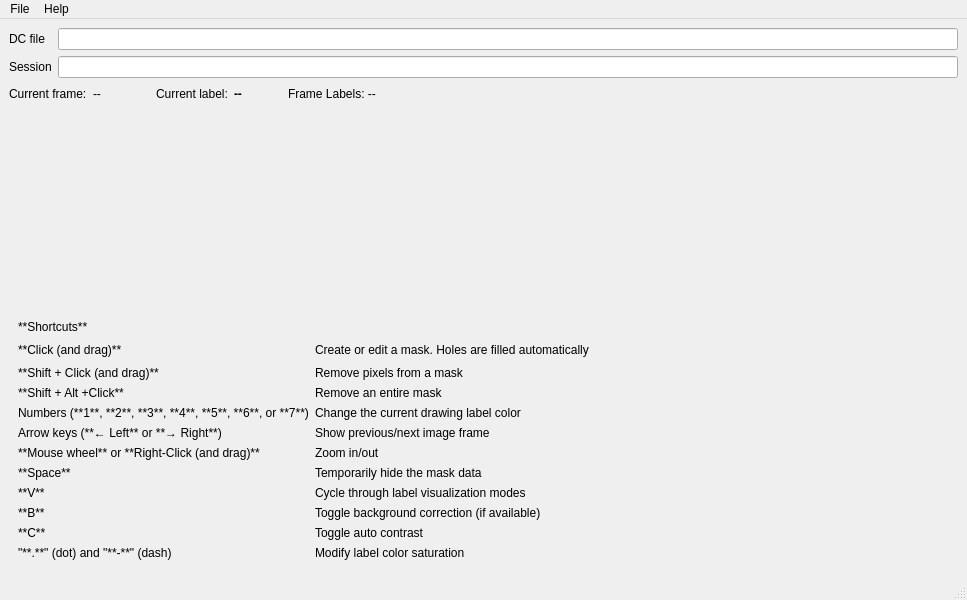
First picture: the form in ui/main.ui, repository DC-analysis/CytoPix, before the edit.
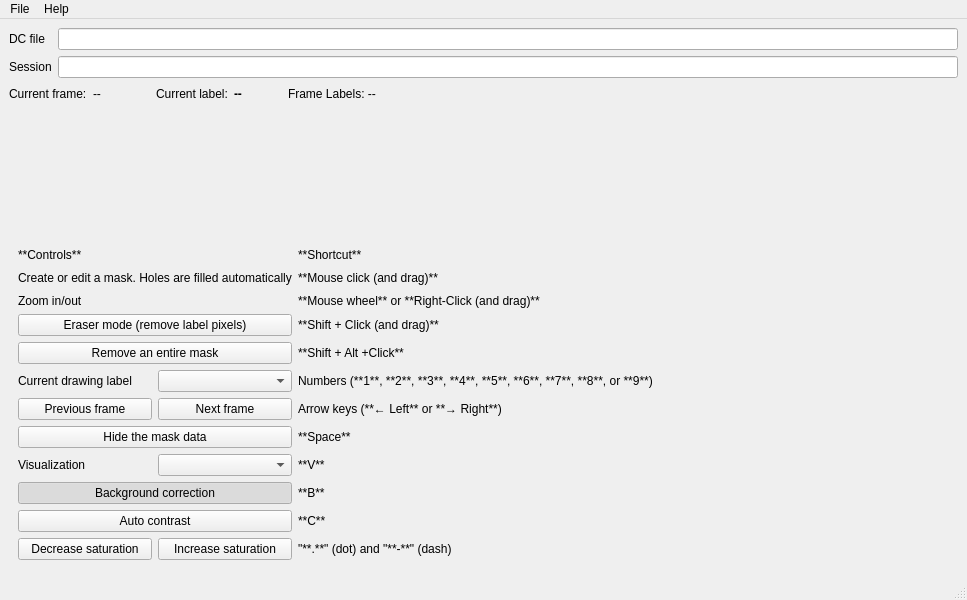
Second picture: the form after the edit. Custom widgets are drawn as their Qt base class.

Commit message: feat: add buttons for controlling annotation tools

What changed in the file:
```diff
--- a/ui/main.ui
+++ b/ui/main.ui
@@ -156,24 +156,92 @@
     <item>
      <widget class="QWidget" name="widget" native="true">
       <layout class="QGridLayout" name="gridLayout_2">
+       <item row="10" column="0">
+        <widget class="QPushButton" name="pushButton_background">
+         <property name="text">
+          <string>Background correction</string>
+         </property>
+         <property name="checkable">
+          <bool>true</bool>
+         </property>
+         <property name="checked">
+          <bool>true</bool>
+         </property>
+        </widget>
+       </item>
+       <item row="1" column="0">
+        <widget class="QLabel" name="label_7">
+         <property name="text">
+          <string>Create or edit a mask. Holes are filled automatically</string>
+         </property>
+        </widget>
+       </item>
+       <item row="6" column="0">
+        <layout class="QHBoxLayout" name="horizontalLayout_4">
+         <item>
+          <widget class="QPushButton" name="pushButton_frame_prev">
+           <property name="text">
+            <string>Previous frame</string>
+           </property>
+          </widget>
+         </item>
+         <item>
+          <widget class="QPushButton" name="pushButton_frame_next">
+           <property name="text">
+            <string>Next frame</string>
+           </property>
+          </widget>
+         </item>
+        </layout>
+       </item>
+       <item row="4" column="0">
+        <widget class="QPushButton" name="pushButton_remove_mask">
+         <property name="text">
+          <string>Remove an entire mask</string>
+         </property>
+         <property name="checkable">
+          <bool>true</bool>
+         </property>
+        </widget>
+       </item>
+       <item row="2" column="0">
+        <widget class="QLabel" name="label_15">
+         <property name="text">
+          <string>Zoom in/out</string>
+         </property>
+        </widget>
+       </item>
+       <item row="11" column="0">
+        <widget class="QPushButton" name="pushButton_autocontrast">
+         <property name="text">
+          <string>Auto contrast</string>
+         </property>
+         <property name="checkable">
+          <bool>true</bool>
+         </property>
+        </widget>
+       </item>
        <item row="5" column="1">
-        <widget class="QLabel" name="label_13">
+        <widget class="QLabel" name="label_10">
          <property name="text">
-          <string>Show previous/next image frame</string>
+          <string>Numbers (**1**, **2**, **3**, **4**, **5**, **6**, **7**, **8**, or **9**)</string>
          </property>
+         <property name="textFormat">
+          <enum>Qt::TextFormat::MarkdownText</enum>
+         </property>
         </widget>
        </item>
-       <item row="9" column="0">
-        <widget class="QLabel" name="label_20">
+       <item row="3" column="1">
+        <widget class="QLabel" name="label_4">
          <property name="text">
-          <string>**B**</string>
+          <string>**Shift + Click (and drag)**</string>
          </property>
          <property name="textFormat">
           <enum>Qt::TextFormat::MarkdownText</enum>
          </property>
         </widget>
        </item>
-       <item row="5" column="0">
+       <item row="6" column="1">
         <widget class="QLabel" name="label_12">
          <property name="text">
           <string>Arrow keys (**← Left** or **→ Right**)</string>
@@ -184,64 +252,6 @@
         </widget>
        </item>
        <item row="8" column="1">
-        <widget class="QLabel" name="label_19">
-         <property name="text">
-          <string>Cycle through label visualization modes</string>
-         </property>
-        </widget>
-       </item>
-       <item row="6" column="1">
-        <widget class="QLabel" name="label_15">
-         <property name="text">
-          <string>Zoom in/out</string>
-         </property>
-        </widget>
-       </item>
-       <item row="10" column="0">
-        <widget class="QLabel" name="label_22">
-         <property name="text">
-          <string>**C**</string>
-         </property>
-         <property name="textFormat">
-          <enum>Qt::TextFormat::MarkdownText</enum>
-         </property>
-        </widget>
-       </item>
-       <item row="3" column="0">
-        <widget class="QLabel" name="label_8">
-         <property name="text">
-          <string>**Shift + Alt +Click**</string>
-         </property>
-         <property name="textFormat">
-          <enum>Qt::TextFormat::MarkdownText</enum>
-         </property>
-        </widget>
-       </item>
-       <item row="4" column="1">
-        <widget class="QLabel" name="label_11">
-         <property name="text">
-          <string>Change the current drawing label color</string>
-         </property>
-        </widget>
-       </item>
-       <item row="10" column="1">
-        <widget class="QLabel" name="label_23">
-         <property name="text">
-          <string>Toggle auto contrast</string>
-         </property>
-        </widget>
-       </item>
-       <item row="11" column="0">
-        <widget class="QLabel" name="label_24">
-         <property name="text">
-          <string>&quot;**.**&quot; (dot) and &quot;**-**&quot; (dash)</string>
-         </property>
-         <property name="textFormat">
-          <enum>Qt::TextFormat::MarkdownText</enum>
-         </property>
-        </widget>
-       </item>
-       <item row="7" column="0">
         <widget class="QLabel" name="label_16">
          <property name="text">
           <string>**Space**</string>
@@ -251,31 +261,27 @@
          </property>
         </widget>
        </item>
-       <item row="2" column="0">
-        <widget class="QLabel" name="label_4">
+       <item row="8" column="0">
+        <widget class="QPushButton" name="pushButton_hide_mask">
          <property name="text">
-          <string>**Shift + Click (and drag)**</string>
+          <string>Hide the mask data</string>
          </property>
-         <property name="textFormat">
-          <enum>Qt::TextFormat::MarkdownText</enum>
+         <property name="checkable">
+          <bool>true</bool>
          </property>
         </widget>
        </item>
-       <item row="11" column="1">
-        <widget class="QLabel" name="label_25">
+       <item row="3" column="0">
+        <widget class="QPushButton" name="pushButton_eraser">
          <property name="text">
-          <string>Modify label color saturation</string>
+          <string>Eraser mode (remove label pixels)</string>
          </property>
-        </widget>
-       </item>
-       <item row="9" column="1">
-        <widget class="QLabel" name="label_21">
-         <property name="text">
-          <string>Toggle background correction (if available)</string>
+         <property name="checkable">
+          <bool>true</bool>
          </property>
         </widget>
        </item>
-       <item row="6" column="0">
+       <item row="2" column="1">
         <widget class="QLabel" name="label_14">
          <property name="text">
           <string>**Mouse wheel** or **Right-Click (and drag)**</string>
@@ -285,65 +291,113 @@
          </property>
         </widget>
        </item>
-       <item row="1" column="0">
-        <widget class="QLabel" name="label_6">
+       <item row="12" column="0">
+        <layout class="QHBoxLayout" name="horizontalLayout_6">
+         <item>
+          <widget class="QPushButton" name="pushButton_sat_down">
+           <property name="text">
+            <string>Decrease saturation</string>
+           </property>
+          </widget>
+         </item>
+         <item>
+          <widget class="QPushButton" name="pushButton_sat_up">
+           <property name="text">
+            <string>Increase saturation</string>
+           </property>
+          </widget>
+         </item>
+        </layout>
+       </item>
+       <item row="0" column="1">
+        <widget class="QLabel" name="label_27">
          <property name="text">
-          <string>**Click (and drag)**</string>
+          <string>**Shortcut**</string>
          </property>
          <property name="textFormat">
           <enum>Qt::TextFormat::MarkdownText</enum>
          </property>
         </widget>
        </item>
-       <item row="2" column="1">
-        <widget class="QLabel" name="label_5">
+       <item row="10" column="1">
+        <widget class="QLabel" name="label_20">
          <property name="text">
-          <string>Remove pixels from a mask</string>
+          <string>**B**</string>
          </property>
+         <property name="textFormat">
+          <enum>Qt::TextFormat::MarkdownText</enum>
+         </property>
         </widget>
        </item>
-       <item row="7" column="1">
-        <widget class="QLabel" name="label_17">
+       <item row="9" column="0">
+        <layout class="QHBoxLayout" name="horizontalLayout_5">
+         <item>
+          <widget class="QLabel" name="label_9">
+           <property name="text">
+            <string>Visualization</string>
+           </property>
+          </widget>
+         </item>
+         <item>
+          <widget class="QComboBox" name="comboBox_visualization"/>
+         </item>
+        </layout>
+       </item>
+       <item row="11" column="1">
+        <widget class="QLabel" name="label_22">
          <property name="text">
-          <string>Temporarily hide the mask data</string>
+          <string>**C**</string>
          </property>
+         <property name="textFormat">
+          <enum>Qt::TextFormat::MarkdownText</enum>
+         </property>
         </widget>
        </item>
-       <item row="3" column="1">
-        <widget class="QLabel" name="label_9">
+       <item row="4" column="1">
+        <widget class="QLabel" name="label_8">
          <property name="text">
-          <string>Remove an entire mask</string>
+          <string>**Shift + Alt +Click**</string>
+         </property>
+         <property name="textFormat">
+          <enum>Qt::TextFormat::MarkdownText</enum>
          </property>
         </widget>
        </item>
        <item row="0" column="0">
         <widget class="QLabel" name="label_3">
          <property name="text">
-          <string>**Shortcuts**</string>
+          <string>**Controls**</string>
          </property>
          <property name="textFormat">
           <enum>Qt::TextFormat::MarkdownText</enum>
          </property>
         </widget>
        </item>
-       <item row="4" column="0">
-        <widget class="QLabel" name="label_10">
-         <property name="text">
-          <string>Numbers (**1**, **2**, **3**, **4**, **5**, **6**, or **7**)</string>
-         </property>
-         <property name="textFormat">
-          <enum>Qt::TextFormat::MarkdownText</enum>
-         </property>
-        </widget>
+       <item row="5" column="0">
+        <layout class="QHBoxLayout" name="horizontalLayout_3">
+         <item>
+          <widget class="QLabel" name="label_5">
+           <property name="text">
+            <string>Current drawing label</string>
+           </property>
+          </widget>
+         </item>
+         <item>
+          <widget class="QComboBox" name="comboBox_label"/>
+         </item>
+        </layout>
        </item>
        <item row="1" column="1">
-        <widget class="QLabel" name="label_7">
+        <widget class="QLabel" name="label_6">
          <property name="text">
-          <string>Create or edit a mask. Holes are filled automatically</string>
+          <string>**Mouse click (and drag)**</string>
+         </property>
+         <property name="textFormat">
+          <enum>Qt::TextFormat::MarkdownText</enum>
          </property>
         </widget>
        </item>
-       <item row="8" column="0">
+       <item row="9" column="1">
         <widget class="QLabel" name="label_18">
          <property name="text">
           <string>**V**</string>
@@ -353,7 +407,7 @@
          </property>
         </widget>
        </item>
-       <item row="1" column="2">
+       <item row="1" column="3">
         <spacer name="horizontalSpacer">
          <property name="orientation">
           <enum>Qt::Orientation::Horizontal</enum>
@@ -366,6 +420,16 @@
          </property>
         </spacer>
        </item>
+       <item row="12" column="1">
+        <widget class="QLabel" name="label_24">
+         <property name="text">
+          <string>&quot;**.**&quot; (dot) and &quot;**-**&quot; (dash)</string>
+         </property>
+         <property name="textFormat">
+          <enum>Qt::TextFormat::MarkdownText</enum>
+         </property>
+        </widget>
+       </item>
       </layout>
      </widget>
     </item>
```
The commit also changes 3 other files.
